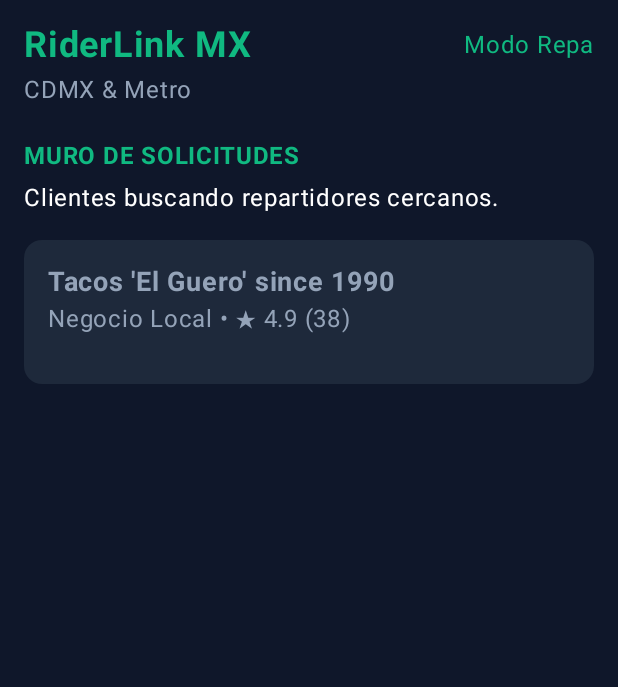
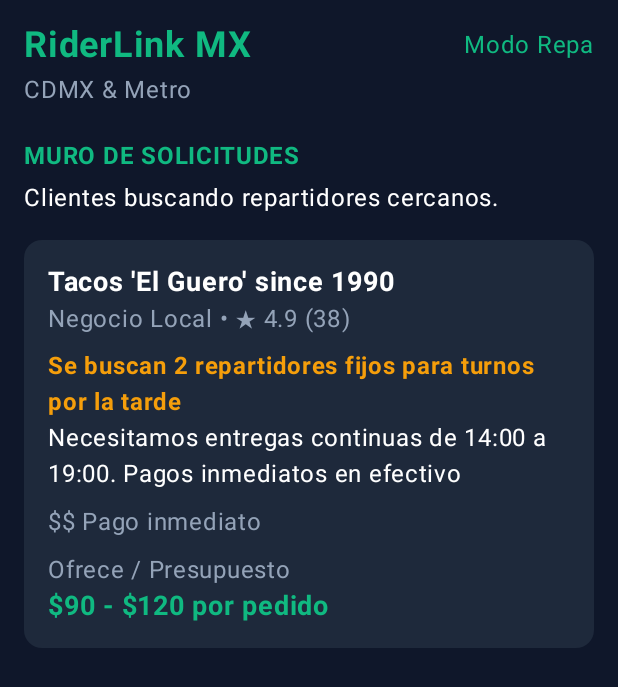
Before and after one commit to oeliud08/mandaditosApp, an Android app built with Jetpack Compose: the screen it shows after launch (MainActivity), on a phone screen of 412 x 824 dp. Shown: the top 687 px of the screen. Run offline under Robolectric (Android 15) with nearby library versions, the phone set to English and light mode, and no system bars.

Commit message:
fixing dashboard

```diff
--- a/android-app/app/src/main/java/com/eliud/android_app/ui/theme/DashboardScreen.kt
+++ b/android-app/app/src/main/java/com/eliud/android_app/ui/theme/DashboardScreen.kt
@@ -1,5 +1,6 @@
 package com.eliud.android_app.ui.theme
-import android.widget.Space
+
+import androidx.compose.material3.Card
 import androidx.compose.runtime.Composable
 import androidx.compose.foundation.background
 import androidx.compose.foundation.layout.Arrangement
@@ -18,6 +19,7 @@ import androidx.compose.foundation.layout.Spacer
 import androidx.compose.foundation.layout.height
 import androidx.compose.material3.Card
 import androidx.compose.material3.CardDefaults
+import androidx.compose.ui.text.font.Font
 
 
 @Composable
@@ -78,7 +80,7 @@ fun DashboardScreen(){
             ) {
                 Text(
                     text = "Tacos 'El Guero' since 1990",
-                    color = RiderTextGrey,
+                    color = RiderText,
                     fontWeight = FontWeight.Bold,
                     fontSize = 18.sp
                 )
@@ -86,7 +88,34 @@ fun DashboardScreen(){
                     text = "Negocio Local • ★ 4.9 (38)",
                     color = RiderTextGrey
                 )
-                Spacer(modifier = Modifier.height(16.dp))
+                Spacer(modifier = Modifier.height(8.dp))
+
+                Text(
+                    text = "Se buscan 2 repartidores fijos para turnos por la tarde",
+                    color = RiderAmber,
+                    fontWeight = FontWeight.Bold
+                )
+                Text(
+                    text = "Necesitamos entregas continuas de 14:00 a 19:00. Pagos inmediatos en efectivo",
+                    color = RiderText
+                )
+                Spacer(modifier = Modifier.height(8.dp))
+
+                Text(
+                    text = "$$ Pago inmediato",
+                    color = RiderTextGrey
+                )
+                Spacer(modifier = Modifier.height(8.dp))
+                Text(
+                    text = "Ofrece / Presupuesto",
+                    color = RiderTextGrey
+                )
+                Text(
+                    text = "$90 - $120 por pedido",
+                    color = RiderEmerald,
+                    fontWeight = FontWeight.Bold,
+                    fontSize = 18.sp
+                )
             }
         }
     }
```
